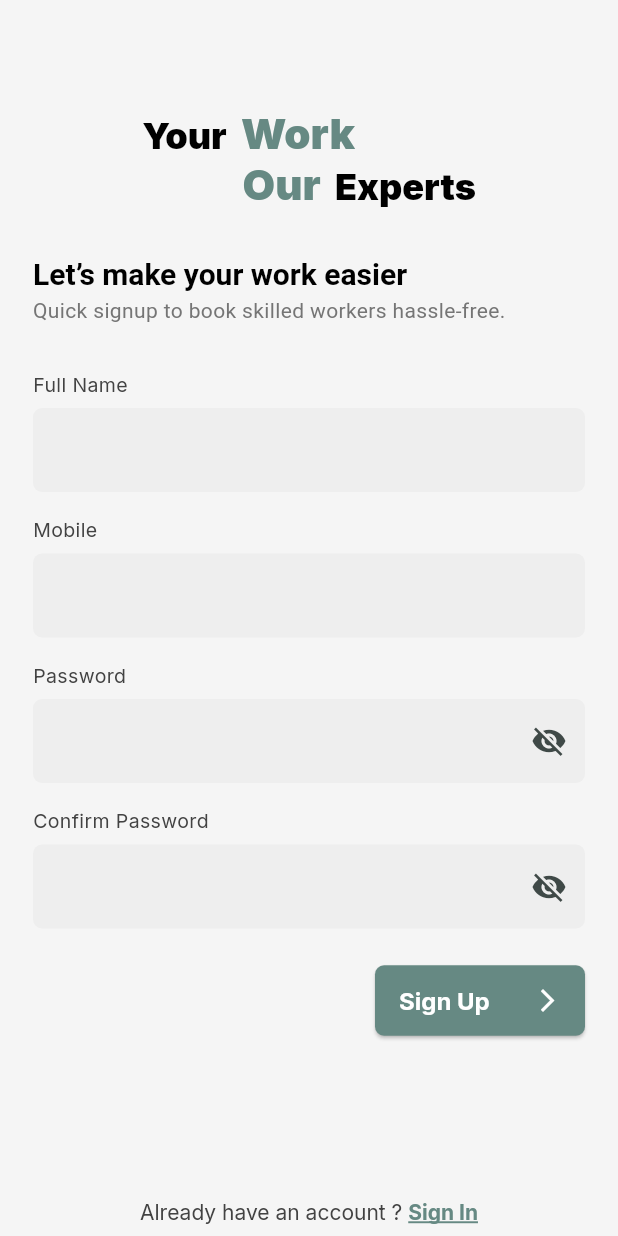
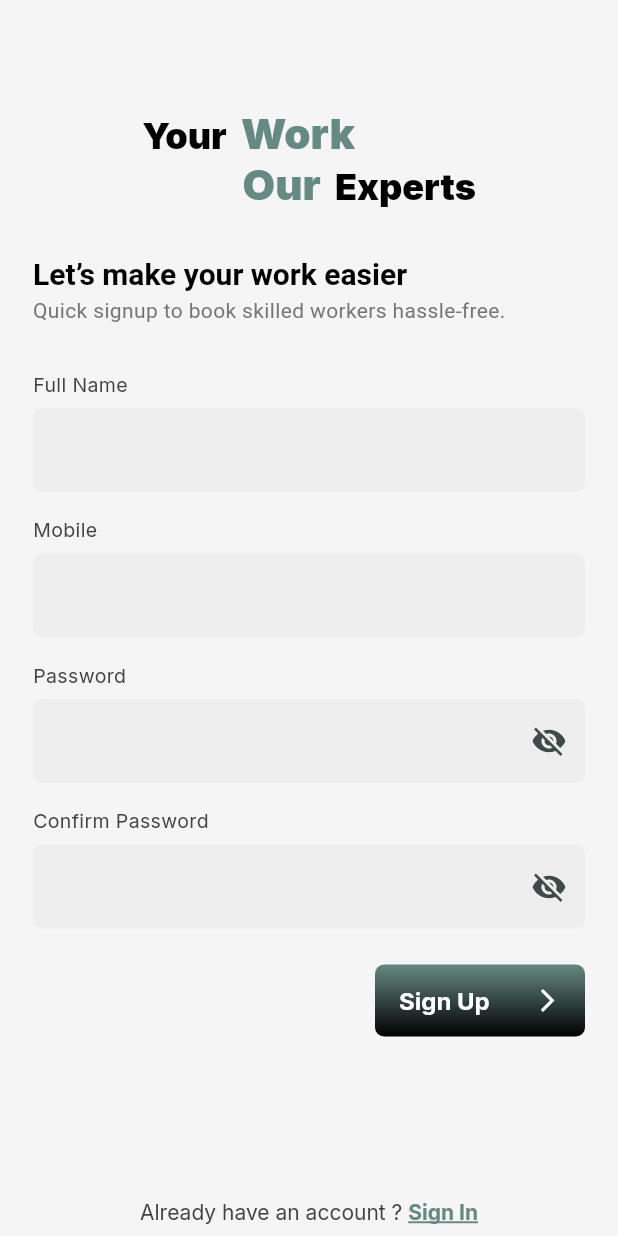
Before and after one commit to csaurabh9721/one-day-worker-mobile, a Flutter app: the screen it shows after launch, after a tap on "Let's Get Started", on a phone screen of 412 x 824 dp. Run offline on Flutter 3.47's test engine with Material 3 defaults, Android fonts, the phone set to English and light mode, and no system bars; our stand-ins replace google_fonts.

Commit message:
change background gradient update splash screen

```diff
--- a/lib/core/theme/app_color.dart
+++ b/lib/core/theme/app_color.dart
@@ -4,11 +4,16 @@ import 'package:flutter/material.dart';
 class AppColors {
   static const Color primary = Color(0xFF668983);
   static const Color secondary = Color(0xFF4E6C67); // darker shade
-  static const Color accent = Color(0xFF80AFA8);    // lighter shade
+  static const Color accent = Color(0xFF80AFA8); // lighter shade
   static const Color background = Color(0xFFF5F5F5);
   static const Color text = Color(0xFF333333);
   static const Color white = Colors.white;
   static const Color white70 = Colors.white70;
   static const Color black = Colors.black;
-  static const Color red =  Color(0xFFB71C1C);
+  static const Color red = Color(0xFFB71C1C);
+  static const LinearGradient backgroundGradient = LinearGradient(
+    begin: Alignment.topCenter,
+    end: Alignment.bottomCenter,
+    colors: [primary, Colors.black],
+  );
 }
--- a/lib/features/initial/presentation/initial_page.dart
+++ b/lib/features/initial/presentation/initial_page.dart
@@ -14,8 +14,11 @@ class InitialPage extends StatelessWidget {
   Widget build(BuildContext context) {
     final Size size = MediaQuery.of(context).size;
     return Scaffold(
-      body: Padding(
+      body: Container(
         padding: const EdgeInsets.symmetric(vertical: 50),
+        width: size.width,
+        height: size.height,
+        decoration: BoxDecoration(gradient: AppColors.backgroundGradient),
         child: Column(
           children: [
             SizedBox(height: 20),
@@ -76,6 +79,7 @@ class InitialPage extends StatelessWidget {
             PrimaryButton(
               width: 222,
               text: "Let's Get Started",
+              isNotGradient: true,
               onPressed: () => _onTapStart(context),
             ),
             SizedBox(height: 16, width: size.width),
@@ -85,7 +89,10 @@ class InitialPage extends StatelessWidget {
                 children: [
                   TextSpan(
                     text: "Already have an account ? ",
-                    style: GoogleFonts.inter(color: Colors.grey.shade800),
+                    style: GoogleFonts.inter(
+                      color: Colors.grey.shade800,
+                      fontWeight: FontWeight.w600,
+                    ),
                   ),
                   TextSpan(
                     text: "Sign In",
--- a/lib/features/splash/presentation/splash_page.dart
+++ b/lib/features/splash/presentation/splash_page.dart
@@ -34,6 +34,7 @@ class _SplashPageState extends State<SplashPage> {
         width: size.width,
         height: size.height,
         decoration: BoxDecoration(
+          gradient: AppColors.backgroundGradient,
           image: DecorationImage(
             image: AssetImage(PngImages.splashScreen),
             fit: BoxFit.cover,
--- a/lib/shared/components/primary_button.dart
+++ b/lib/shared/components/primary_button.dart
@@ -1,11 +1,14 @@
 import 'package:flutter/material.dart';
 import 'package:google_fonts/google_fonts.dart';
+
+import '../../core/theme/app_color.dart';
 
 class PrimaryButton extends StatelessWidget {
   final String text;
   final VoidCallback onPressed;
   final double width;
   final double? fontSize;
+  final bool isNotGradient;
 
   const PrimaryButton({
     super.key,
@@ -13,31 +16,36 @@ class PrimaryButton extends StatelessWidget {
     required this.onPressed,
     required this.width,
     this.fontSize,
+    this.isNotGradient = false,
   });
 
   @override
   Widget build(BuildContext context) {
-    return SizedBox(
+    return Container(
       width: width,
+      decoration: BoxDecoration(
+        color: isNotGradient ? Theme.of(context).primaryColor : null,
+        gradient: isNotGradient ? null : AppColors.backgroundGradient,
+        borderRadius: BorderRadius.circular(6),
+      ),
       child: ElevatedButton(
         onPressed: onPressed,
         style: ElevatedButton.styleFrom(
-          backgroundColor: Theme.of(context).primaryColor,
-          foregroundColor: Colors.white,
-          padding: EdgeInsets.symmetric(horizontal: 16, vertical: 14),
+          elevation: 0,
+          backgroundColor: Colors.transparent,
+          shadowColor: Colors.transparent,
+          padding: const EdgeInsets.symmetric(horizontal: 16, vertical: 14),
+          shape: RoundedRectangleBorder(borderRadius: BorderRadius.circular(6)),
           textStyle: GoogleFonts.inter(
             fontSize: fontSize ?? 16,
             fontWeight: FontWeight.bold,
-          ),
-          shape:  RoundedRectangleBorder(
-            borderRadius: BorderRadius.circular(6)
           ),
         ),
         child: Row(
           children: [
             Text(text, textAlign: TextAlign.center),
-            Spacer(),
-            Icon(Icons.arrow_forward_ios_outlined, color: Colors.white),
+            const Spacer(),
+            const Icon(Icons.arrow_forward_ios_outlined, color: Colors.white),
           ],
         ),
       ),
```
Also changed, not shown: assets/SplashScreen.png.
